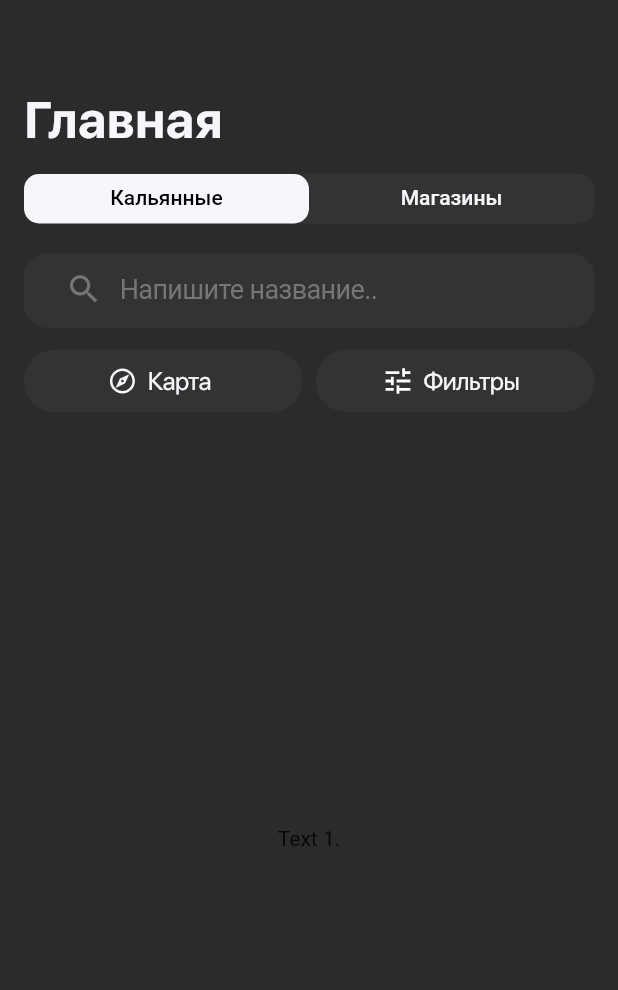
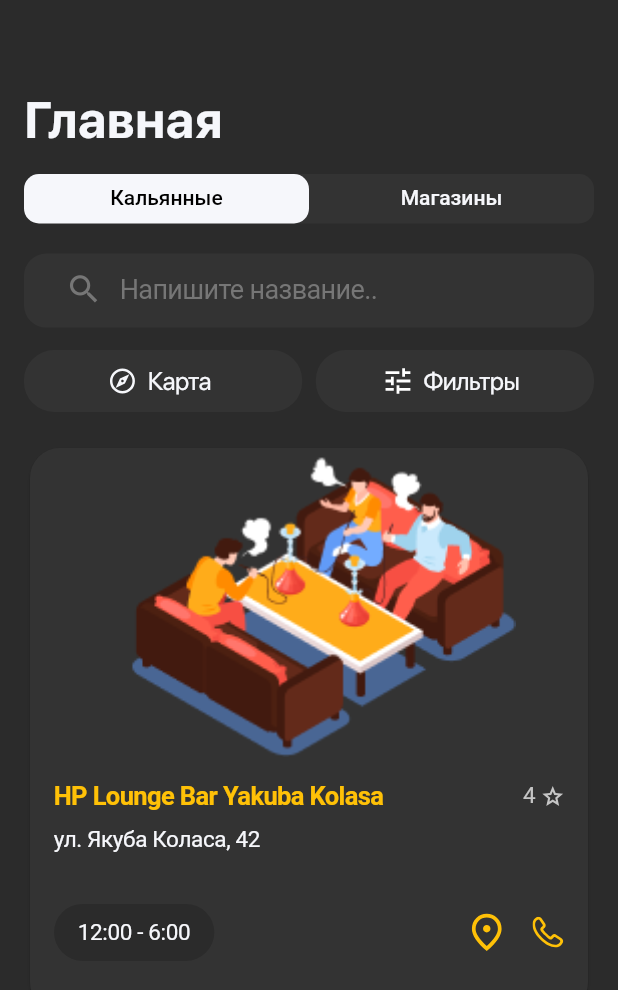
Before and after one commit to eextjcxltuires/GoHookah-Network, a Flutter app: the CatalogPage screen opened directly, on a phone screen of 412 x 824 dp. Shown: the top 990 px of the screen. Run offline on Flutter 3.47's test engine with Material 2 defaults, Android fonts, the phone set to English and light mode, and no system bars; our stand-ins replace equatable, flutter_bloc, flutter_svg; Roboto replaces fonts that are missing (SFProTextRegular).

Commit message:
formed a card product.

```diff
--- a/lib/ui/pages/catalog/catalog_page.dart
+++ b/lib/ui/pages/catalog/catalog_page.dart
@@ -1,3 +1,5 @@
+import 'package:application/ui/pages/catalog/pages/place_page.dart';
+import 'package:application/ui/pages/catalog/pages/shop_page.dart';
 import 'package:flutter/material.dart';
 import 'components/panel_button.dart';
 import 'components/tab_bar_institution.dart';
@@ -62,12 +64,12 @@ class CatalogPage extends StatelessWidget {
                   // description:
                   // List: Hookah Place Card.
 
-                  Center(child: Text('Text 1.')),
+                  PlacePage(),
 
                   // description:
                   // List: Hookah Shop Card.
 
-                  Center(child: Text('Text 2.')),
+                  ShopPage(),
                 ],
               ),
             ),
--- /dev/null
+++ b/lib/ui/pages/catalog/pages/place_page.dart
@@ -0,0 +1,45 @@
+import 'package:application/ui/pages/catalog/widgets/product_card/product_card_widget.dart';
+import 'package:flutter/material.dart';
+
+class PlacePage extends StatelessWidget {
+  const PlacePage({Key? key}) : super(key: key);
+
+  @override
+  Widget build(BuildContext context) {
+    return Column(
+      crossAxisAlignment: CrossAxisAlignment.start,
+      children: [
+        Expanded(
+          child: ListView.builder(
+            padding: EdgeInsets.zero,
+            itemCount: 1,
+            itemBuilder: (context, index) {
+              return ProductCardWidget(
+                title: 'HP Lounge Bar Yakuba Kolasa',
+                rate: 4,
+                street: 'ул. Якуба Коласа, 42',
+                open_1: '12:00',
+                open_2: '12:00',
+                open_3: '12:00',
+                open_4: '12:00',
+                open_5: '12:00',
+                open_6: '12:00',
+                open_7: '12:00',
+                closed_1: '6:00',
+                closed_2: '6:00',
+                closed_3: '6:00',
+                closed_4: '6:00',
+                closed_5: '6:00',
+                closed_6: '6:00',
+                closed_7: '6:00',
+                phone: '+375 (29) 341-01-01',
+                onMap: () {},
+                onTap: () {},
+              );
+            },
+          ),
+        ),
+      ],
+    );
+  }
+}
--- /dev/null
+++ b/lib/ui/pages/catalog/pages/shop_page.dart
@@ -0,0 +1,45 @@
+import 'package:application/ui/pages/catalog/widgets/product_card/product_card_widget.dart';
+import 'package:flutter/material.dart';
+
+class ShopPage extends StatelessWidget {
+  const ShopPage({Key? key}) : super(key: key);
+
+  @override
+  Widget build(BuildContext context) {
+    return Column(
+      crossAxisAlignment: CrossAxisAlignment.start,
+      children: [
+        Expanded(
+          child: ListView.builder(
+            padding: EdgeInsets.zero,
+            itemCount: 1,
+            itemBuilder: (context, index) {
+              return ProductCardWidget(
+                title: 'Hookah Market',
+                rate: 4,
+                street: 'ул.Ольшевского, д.24, пом.7а-1-97',
+                open_1: '11:00',
+                open_2: '11:00',
+                open_3: '11:00',
+                open_4: '11:00',
+                open_5: '11:00',
+                open_6: '11:00',
+                open_7: '11:00',
+                closed_1: '21:00',
+                closed_2: '21:00',
+                closed_3: '21:00',
+                closed_4: '21:00',
+                closed_5: '21:00',
+                closed_6: '21:00',
+                closed_7: '21:00',
+                phone: '+375 (29) 378-77-47',
+                onMap: () {},
+                onTap: () {},
+              );
+            },
+          ),
+        ),
+      ],
+    );
+  }
+}
--- /dev/null
+++ b/lib/ui/pages/catalog/widgets/card_icon_widget.dart
@@ -0,0 +1,26 @@
+import 'package:flutter/material.dart';
+import 'package:flutter_svg/flutter_svg.dart';
+
+class CardIconWidget extends StatelessWidget {
+  const CardIconWidget({
+    Key? key,
+    required this.onTap,
+    required this.link,
+  }) : super(key: key);
+
+  final Function()? onTap;
+  final String link;
+
+  @override
+  Widget build(BuildContext context) {
+    return GestureDetector(
+      onTap: onTap,
+      child: SvgPicture.asset(
+        link,
+        height: 26.0,
+        width: 21.0,
+        color: const Color(0xFFFFC107),
+      ),
+    );
+  }
+}
--- /dev/null
+++ b/lib/ui/pages/catalog/widgets/product_card/product_card_contact.dart
@@ -0,0 +1,53 @@
+import 'package:application/ui/pages/catalog/widgets/card_icon_widget.dart';
+import 'package:flutter/material.dart';
+import 'package:url_launcher/url_launcher.dart';
+
+class ProductCardContact extends StatelessWidget {
+  const ProductCardContact({
+    Key? key,
+    required this.onTap,
+    required this.phone,
+  }) : super(key: key);
+
+  final Function()? onTap;
+  final String phone;
+
+  @override
+  Widget build(BuildContext context) {
+    return Row(
+      mainAxisAlignment: MainAxisAlignment.spaceBetween,
+      children: <Widget>[
+        // A widget, that displays a icon (location).
+
+        location(),
+
+        // A widget, that displays a icon (mobile phone).
+
+        mobilephone(),
+      ],
+    );
+  }
+
+  // A widget, that displays a icon (location).
+
+  Widget location() {
+    return CardIconWidget(
+      onTap: onTap,
+      link: 'assets/icons/location_on.svg',
+    );
+  }
+
+  // A widget, that displays a icon (mobile phone).
+
+  Widget mobilephone() {
+    return Padding(
+      padding: const EdgeInsets.fromLTRB(20.0, 0, 0, 0),
+      child: CardIconWidget(
+        link: 'assets/icons/phone.svg',
+        onTap: () {
+          launchUrl(Uri(scheme: 'tel', path: phone));
+        },
+      ),
+    );
+  }
+}
--- /dev/null
+++ b/lib/ui/pages/catalog/widgets/product_card/product_card_description.dart
@@ -0,0 +1,81 @@
+import 'package:flutter/material.dart';
+import 'product_card_contact.dart';
+import 'product_card_schedule.dart';
+
+class ProductCardDescription extends StatelessWidget {
+  const ProductCardDescription({
+    Key? key,
+    required this.open_1,
+    required this.closed_1,
+    required this.open_2,
+    required this.closed_2,
+    required this.open_3,
+    required this.closed_3,
+    required this.open_4,
+    required this.closed_4,
+    required this.open_5,
+    required this.closed_5,
+    required this.open_6,
+    required this.closed_6,
+    required this.open_7,
+    required this.closed_7,
+    required this.phone,
+    required this.onTap,
+  }) : super(key: key);
+
+  final String open_1;
+  final String closed_1;
+  final String open_2;
+  final String closed_2;
+  final String open_3;
+  final String closed_3;
+  final String open_4;
+  final String closed_4;
+  final String open_5;
+  final String closed_5;
+  final String open_6;
+  final String closed_6;
+  final String open_7;
+  final String closed_7;
+  final String phone;
+  final Function() onTap;
+
+  @override
+  Widget build(BuildContext context) {
+    return Padding(
+      padding: const EdgeInsets.fromLTRB(16.0, 34.0, 16.0, 34.0),
+      child: Row(
+        mainAxisAlignment: MainAxisAlignment.spaceBetween,
+        children: <Widget>[
+          // Description:
+          // Text: Schedule Text.
+
+          ProductCardSchedule(
+            open_1: open_1,
+            closed_1: closed_1,
+            open_2: open_2,
+            closed_2: closed_2,
+            open_3: open_3,
+            closed_3: closed_3,
+            open_4: open_4,
+            closed_4: closed_4,
+            open_5: open_5,
+            closed_5: closed_5,
+            open_6: open_6,
+            closed_6: closed_6,
+            open_7: open_7,
+            closed_7: closed_7,
+          ),
+
+          // Description:
+          // Icon feat. Text: Contacts (Information).
+
+          ProductCardContact(
+            onTap: onTap,
+            phone: phone,
+          ),
+        ],
+      ),
+    );
+  }
+}
--- /dev/null
+++ b/lib/ui/pages/catalog/widgets/product_card/product_card_image.dart
@@ -0,0 +1,30 @@
+import 'package:flutter/material.dart';
+
+class ProductCardImage extends StatelessWidget {
+  const ProductCardImage({
+    Key? key,
+    required this.onTap,
+  }) : super(key: key);
+
+  final Function()? onTap;
+
+  @override
+  Widget build(BuildContext context) {
+    return InkWell(
+      onTap: onTap,
+      child: image(context),
+    );
+  }
+
+  // A widget, that displays a picture.
+
+  Widget image(context) {
+    return Center(
+      child: Image.asset(
+        'assets/images/image.png',
+        fit: BoxFit.cover,
+        height: MediaQuery.of(context).size.height * 0.25,
+      ),
+    );
+  }
+}
--- /dev/null
+++ b/lib/ui/pages/catalog/widgets/product_card/product_card_schedule.dart
@@ -0,0 +1,66 @@
+import 'package:application/ui/pages/catalog/widgets/schedule_widget.dart';
+import 'package:flutter/material.dart';
+
+class ProductCardSchedule extends StatelessWidget {
+  const ProductCardSchedule({
+    Key? key,
+    required this.open_1,
+    required this.closed_1,
+    required this.open_2,
+    required this.closed_2,
+    required this.open_3,
+    required this.closed_3,
+    required this.open_4,
+    required this.closed_4,
+    required this.open_5,
+    required this.closed_5,
+    required this.open_6,
+    required this.closed_6,
+    required this.open_7,
+    required this.closed_7,
+  }) : super(key: key);
+
+  final String open_1;
+  final String closed_1;
+  final String open_2;
+  final String closed_2;
+  final String open_3;
+  final String closed_3;
+  final String open_4;
+  final String closed_4;
+  final String open_5;
+  final String closed_5;
+  final String open_6;
+  final String closed_6;
+  final String open_7;
+  final String closed_7;
+
+  @override
+  Widget build(BuildContext context) {
+    return Container(
+      decoration: BoxDecoration(
+        borderRadius: BorderRadius.circular(25.0),
+        color: const Color(0xFF2B2B2B),
+      ),
+      child: Padding(
+        padding: const EdgeInsets.fromLTRB(16.0, 10.0, 16.0, 10.0),
+        child: ScheduleWidget(
+          open_1: open_1,
+          open_2: open_2,
+          open_3: open_3,
+          open_4: open_4,
+          open_5: open_5,
+          open_6: open_6,
+          open_7: open_7,
+          closed_1: closed_1,
+          closed_2: closed_2,
+          closed_3: closed_3,
+          closed_4: closed_4,
+          closed_5: closed_5,
+          closed_6: closed_6,
+          closed_7: closed_7,
+        ),
+      ),
+    );
+  }
+}
--- /dev/null
+++ b/lib/ui/pages/catalog/widgets/product_card/product_card_street.dart
@@ -0,0 +1,27 @@
+import 'package:flutter/material.dart';
+
+class ProductCardStreet extends StatelessWidget {
+  const ProductCardStreet({
+    Key? key,
+    required this.street,
+  }) : super(key: key);
+
+  final String street;
+
+  @override
+  Widget build(BuildContext context) {
+    return Padding(
+      padding: const EdgeInsets.fromLTRB(16.0, 10.0, 0, 0),
+      child: Text(
+        street,
+        style: const TextStyle(
+          fontFamily: 'SFProTextRegular',
+          color: Color(0xFFF6F7FB),
+          fontWeight: FontWeight.w400,
+          fontSize: 15.0,
+          letterSpacing: -0.24,
+        ),
+      ),
+    );
+  }
+}
--- /dev/null
+++ b/lib/ui/pages/catalog/widgets/product_card/product_card_widget.dart
@@ -0,0 +1,107 @@
+import 'package:flutter/material.dart';
+import 'product_card_description.dart';
+import 'product_card_image.dart';
+import 'product_card_street.dart';
+import 'product_cart_title.dart';
+
+class ProductCardWidget extends StatelessWidget {
+  const ProductCardWidget({
+    Key? key,
+    required this.street,
+    required this.title,
+    required this.phone,
+    required this.rate,
+    required this.onTap,
+    required this.open_1,
+    required this.closed_1,
+    required this.open_2,
+    required this.closed_2,
+    required this.open_3,
+    required this.closed_3,
+    required this.open_4,
+    required this.closed_4,
+    required this.open_5,
+    required this.closed_5,
+    required this.open_6,
+    required this.closed_6,
+    required this.open_7,
+    required this.closed_7,
+    required this.onMap,
+  }) : super(key: key);
+
+  final String street;
+  final String title;
+  final String phone;
+  final int rate;
+  final String open_1;
+  final String closed_1;
+  final String open_2;
+  final String closed_2;
+  final String open_3;
+  final String closed_3;
+  final String open_4;
+  final String closed_4;
+  final String open_5;
+  final String closed_5;
+  final String open_6;
+  final String closed_6;
+  final String open_7;
+  final String closed_7;
+  final Function()? onTap;
+  final Function()? onMap;
+
+  @override
+  Widget build(BuildContext context) {
+    return Padding(
+      padding: const EdgeInsets.fromLTRB(16.0, 0, 16.0, 10.0),
+      child: Card(
+        shape: RoundedRectangleBorder(
+          borderRadius: BorderRadius.circular(20.0),
+        ),
+        clipBehavior: Clip.antiAlias,
+        color: const Color(0xFF333333),
+        child: Column(
+          crossAxisAlignment: CrossAxisAlignment.start,
+          children: <Widget>[
+            // Description:
+            // Image: Image Hookah Place feat. Shop.
+
+            ProductCardImage(onTap: onTap),
+
+            // Description:
+            // Text: Title Text.
+
+            ProductCardTitle(title: title, rate: rate),
+
+            // Description:
+            // Text: Street Text.
+
+            ProductCardStreet(street: street),
+
+            // Description:
+            // Text: Description Text.
+
+            ProductCardDescription(
+              open_1: open_1,
+              open_2: open_2,
+              open_3: open_3,
+              open_4: open_4,
+              open_5: open_5,
+              open_6: open_6,
+              open_7: open_7,
+              closed_1: closed_1,
+              closed_2: closed_2,
+              closed_3: closed_3,
+              closed_4: closed_4,
+              closed_5: closed_5,
+              closed_6: closed_6,
+              closed_7: closed_7,
+              phone: phone,
+              onTap: onMap!,
+            ),
+          ],
+        ),
+      ),
+    );
+  }
+}
--- /dev/null
+++ b/lib/ui/pages/catalog/widgets/product_card/product_cart_title.dart
@@ -0,0 +1,106 @@
+import 'package:flutter/material.dart';
+import 'package:flutter_svg/flutter_svg.dart';
+
+class ProductCardTitle extends StatelessWidget {
+  const ProductCardTitle({
+    Key? key,
+    required this.title,
+    required this.rate,
+  }) : super(key: key);
+
+  final String title;
+  final int rate;
+
+  @override
+  Widget build(BuildContext context) {
+    return Padding(
+      padding: const EdgeInsets.fromLTRB(16.0, 16.0, 16.0, 0),
+      child: Row(
+        mainAxisAlignment: MainAxisAlignment.spaceBetween,
+        children: <Widget>[
+          // Description:
+          // Text: Title Text.
+
+          Expanded(
+            // A widget, that displays a title.
+
+            child: text(),
+          ),
+
+          // Description:
+          // Text: Rate (Rating) Text.
+
+          if (rate > 1) ProductCardRate(rate: rate),
+        ],
+      ),
+    );
+  }
+
+  // A widget, that displays a title.
+
+  Widget text() {
+    return Text(
+      title,
+      style: const TextStyle(
+        fontFamily: 'SFProTextRegular',
+        color: Color(0xFFFFC107),
+        fontWeight: FontWeight.w600,
+        fontSize: 17.0,
+        letterSpacing: -0.41,
+      ),
+    );
+  }
+}
+
+class ProductCardRate extends StatelessWidget {
+  const ProductCardRate({
+    Key? key,
+    required this.rate,
+  }) : super(key: key);
+
+  final int rate;
+
+  @override
+  Widget build(BuildContext context) {
+    return Row(
+      children: <Widget>[
+        // A widget, that displays a text.
+
+        text(),
+
+        // A widget, that displays a icon.
+
+        icon(),
+      ],
+    );
+  }
+
+  // A widget, that displays a text.
+
+  Widget text() {
+    return Text(
+      rate.toString(),
+      style: const TextStyle(
+        fontFamily: 'SFProTextRegular',
+        color: Color(0xFFC5C5C5),
+        fontWeight: FontWeight.w400,
+        fontSize: 15.0,
+        letterSpacing: -0.24,
+      ),
+    );
+  }
+
+  // A widget, that displays a icon.
+
+  Widget icon() {
+    return Padding(
+      padding: const EdgeInsets.fromLTRB(4.0, 0, 0, 0),
+      child: SvgPicture.asset(
+        'assets/icons/star.svg',
+        color: const Color(0xFFC5C5C5),
+        height: 15.0,
+        width: 15.0,
+      ),
+    );
+  }
+}
--- /dev/null
+++ b/lib/ui/pages/catalog/widgets/schedule_widget.dart
@@ -0,0 +1,86 @@
+import 'package:flutter/material.dart';
+
+class ScheduleWidget extends StatelessWidget {
+  const ScheduleWidget({
+    Key? key,
+    required this.open_1,
+    required this.closed_1,
+    required this.open_2,
+    required this.closed_2,
+    required this.open_3,
+    required this.closed_3,
+    required this.open_4,
+    required this.closed_4,
+    required this.open_5,
+    required this.closed_5,
+    required this.open_6,
+    required this.closed_6,
+    required this.open_7,
+    required this.closed_7,
+  }) : super(key: key);
+
+  final String open_1;
+  final String closed_1;
+  final String open_2;
+  final String closed_2;
+  final String open_3;
+  final String closed_3;
+  final String open_4;
+  final String closed_4;
+  final String open_5;
+  final String closed_5;
+  final String open_6;
+  final String closed_6;
+  final String open_7;
+  final String closed_7;
+
+  @override
+  Widget build(BuildContext context) {
+    return verification();
+  }
+
+  Widget verification() {
+    var currentDate = DateTime.now();
+
+    if (currentDate.weekday == 1) {
+      return ScheduleTextWidget(open: open_1, closed: closed_1);
+    } else if (currentDate.weekday == 2) {
+      return ScheduleTextWidget(open: open_2, closed: closed_2);
+    } else if (currentDate.weekday == 3) {
+      return ScheduleTextWidget(open: open_3, closed: closed_3);
+    } else if (currentDate.weekday == 4) {
+      return ScheduleTextWidget(open: open_4, closed: closed_4);
+    } else if (currentDate.weekday == 5) {
+      return ScheduleTextWidget(open: open_5, closed: closed_5);
+    } else if (currentDate.weekday == 6) {
+      return ScheduleTextWidget(open: open_6, closed: closed_6);
+    } else {
+      return ScheduleTextWidget(open: open_7, closed: closed_7);
+    }
+  }
+}
+
+class ScheduleTextWidget extends StatelessWidget {
+  const ScheduleTextWidget({
+    Key? key,
+    required this.open,
+    required this.closed,
+  }) : super(key: key);
+
+  final String open;
+  final String closed;
+
+  @override
+  Widget build(BuildContext context) {
+    return Text(
+      '$open - $closed',
+      style: const TextStyle(
+        fontFamily: 'SFProTextRegular',
+        color: Color(0xFFF6F7FB),
+        fontWeight: FontWeight.w400,
+        fontSize: 15.0,
+        letterSpacing: -0.24,
+      ),
+    );
+  }
+}
--- a/pubspec.yaml
+++ b/pubspec.yaml
@@ -17,6 +17,7 @@ dependencies:
   flutter_bloc: ^8.1.2
   equatable: ^2.0.5
   bloc: ^8.1.1
+  url_launcher: ^6.1.9
 
 dev_dependencies:
   flutter_test:
```
Also changed, not shown: assets/icons/location_on.svg (added), assets/icons/phone.svg (added), assets/icons/star.svg (added), pubspec.lock.
